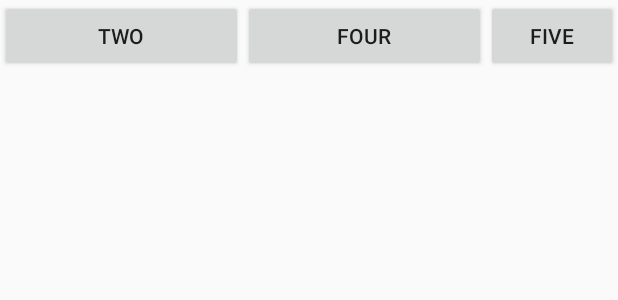
After one commit to CallMeInk/MyDefinedView, an Android app: the layout table_layout_activity_layout.xml on its own in the app's theme, with its tools: preview values and no code run, on a phone screen of 412 x 824 dp. The commit adds this screen. Shown: the top 300 px of the screen. Run offline under Robolectric (Android 15) with nearby library versions, the phone set to English and light mode, and no system bars.

Commit message:
table layout test

```diff
--- a/app/src/main/AndroidManifest.xml
+++ b/app/src/main/AndroidManifest.xml
@@ -93,6 +93,7 @@
         <activity android:name=".WorkTest.SlideToShowRoomAnim.SlideToShowRoomAnimActivity"/>
         <activity android:name=".WorkTest.CornerImageViewTest.CornerImageViewActivity"/>
         <activity android:name=".ExampleTest.AsyncTaskTest.AsyncTaskTestActivity"/>
+        <activity android:name=".BasicView.TableLayout.TableLayoutActivity"/>
     </application>
 
 </manifest>
--- a/app/src/main/java/com/example/yukai/mydefinedview/BasicView/BasicViewActivity.java
+++ b/app/src/main/java/com/example/yukai/mydefinedview/BasicView/BasicViewActivity.java
@@ -15,6 +15,7 @@ import com.example.yukai.mydefinedview.BasicView.PopUpWindow.PopUpWindowActivity
 import com.example.yukai.mydefinedview.BasicView.ProgressBar.ProgressBarActivity;
 import com.example.yukai.mydefinedview.BasicView.RatingBar.RatingBarActivity;
 import com.example.yukai.mydefinedview.BasicView.RecyclerView.RecyclerViewActivity;
+import com.example.yukai.mydefinedview.BasicView.TableLayout.TableLayoutActivity;
 import com.example.yukai.mydefinedview.BasicView.TextViewTest.TextViewActivity;
 import com.example.yukai.mydefinedview.BasicView.ToggleButtonTest.ToggleButtonActivity;
 import com.example.yukai.mydefinedview.BasicView.ViewGroupMeasureTest.ViewGroupMeasureTestActivity;
@@ -40,6 +41,7 @@ public class BasicViewActivity extends Activity implements View.OnClickListener{
         findViewById(R.id.btn_progress_bar_test).setOnClickListener(this);
         findViewById(R.id.btn_fragment_test).setOnClickListener(this);
         findViewById(R.id.btn_image_span_test).setOnClickListener(this);
+        findViewById(R.id.btn_table_layout_test).setOnClickListener(this);
     }
 
     @Override
@@ -84,6 +86,9 @@ public class BasicViewActivity extends Activity implements View.OnClickListener{
         }else if (id == R.id.btn_image_span_test){
             Intent intent = new Intent(this, ImageSpanActivity.class);
             startActivity(intent);
+        }else if (id == R.id.btn_table_layout_test){
+            Intent intent = new Intent(this, TableLayoutActivity.class);
+            startActivity(intent);
         }
     }
 }
--- a/app/src/main/res/layout/activity_basic_view_layout.xml
+++ b/app/src/main/res/layout/activity_basic_view_layout.xml
@@ -86,5 +86,11 @@
             android:layout_height="wrap_content"
             android:text="btn_image_span_test"/>
 
+        <Button
+            android:id="@+id/btn_table_layout_test"
+            android:layout_width="match_parent"
+            android:layout_height="wrap_content"
+            android:text="btn table layout test"/>
+
     </LinearLayout>
 </ScrollView>
--- /dev/null
+++ b/app/src/main/res/layout/table_layout_activity_layout.xml
@@ -0,0 +1,45 @@
+<?xml version="1.0" encoding="utf-8"?>
+<LinearLayout xmlns:android="http://schemas.android.com/apk/res/android"
+    android:orientation="vertical"
+    android:layout_width="match_parent"
+    android:layout_height="match_parent">
+
+    <TableLayout
+        android:id="@+id/table_layout"
+        android:layout_width="match_parent"
+        android:layout_height="wrap_content"
+        android:collapseColumns="0,2"
+        android:stretchColumns="1,3">
+
+        <TableRow>
+
+            <Button
+                android:layout_width="wrap_content"
+                android:layout_height="wrap_content"
+                android:text="one"/>
+
+            <Button
+                android:layout_width="wrap_content"
+                android:layout_height="wrap_content"
+                android:text="two"/>
+
+            <Button
+                android:layout_width="wrap_content"
+                android:layout_height="wrap_content"
+                android:text="three"/>
+
+            <Button
+                android:layout_width="wrap_content"
+                android:layout_height="wrap_content"
+                android:text="four"/>
+
+            <Button
+                android:layout_width="wrap_content"
+                android:layout_height="wrap_content"
+                android:text="five"/>
+
+        </TableRow>
+
+    </TableLayout>
+
+</LinearLayout>
```
Also changed, not shown: app/src/main/java/com/example/yukai/mydefinedview/BasicView/TableLayout/TableLayoutActivity.java (added, +17 -0 lines), app/src/main/res/layout/corner_image_view_activity_layout.xml (+8 -1 lines), app/src/main/res/drawable/shadow_test.9.png (added).
